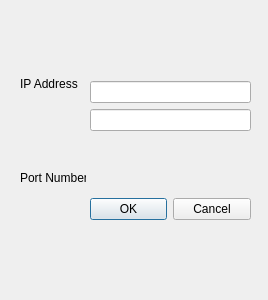
Old version of the form receiver_options.ui in the repository dshin21/TCP_UDP_Analyzer.
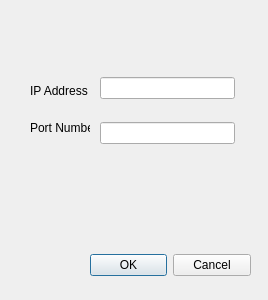
New version of the form.

What changed in the file:
```diff
--- a/receiver_options.ui
+++ b/receiver_options.ui
@@ -17,22 +17,12 @@
    <property name="geometry">
     <rect>
      <x>90</x>
-     <y>20</y>
+     <y>250</y>
      <width>161</width>
-     <height>261</height>
+     <height>31</height>
     </rect>
    </property>
    <layout class="QVBoxLayout" name="verticalLayout_2">
-    <item>
-     <layout class="QVBoxLayout" name="verticalLayout">
-      <item>
-       <widget class="QLineEdit" name="lineEdit_ip"/>
-      </item>
-      <item>
-       <widget class="QLineEdit" name="lineEdit_port_number"/>
-      </item>
-     </layout>
-    </item>
     <item>
      <widget class="QDialogButtonBox" name="buttonBox">
       <property name="orientation">
@@ -45,29 +35,47 @@
     </item>
    </layout>
   </widget>
-  <widget class="QWidget" name="layoutWidget">
+  <widget class="QLabel" name="label_ip">
    <property name="geometry">
     <rect>
-     <x>20</x>
-     <y>40</y>
-     <width>66</width>
-     <height>181</height>
+     <x>30</x>
+     <y>80</y>
+     <width>60</width>
+     <height>21</height>
     </rect>
    </property>
-   <layout class="QVBoxLayout" name="verticalLayout_3">
+   <property name="text">
+    <string>IP Address</string>
+   </property>
+  </widget>
+  <widget class="QLabel" name="label_port_number">
+   <property name="geometry">
+    <rect>
+     <x>30</x>
+     <y>120</y>
+     <width>60</width>
+     <height>16</height>
+    </rect>
+   </property>
+   <property name="text">
+    <string>Port Number</string>
+   </property>
+  </widget>
+  <widget class="QWidget" name="">
+   <property name="geometry">
+    <rect>
+     <x>100</x>
+     <y>60</y>
+     <width>135</width>
+     <height>101</height>
+    </rect>
+   </property>
+   <layout class="QVBoxLayout" name="verticalLayout">
     <item>
-     <widget class="QLabel" name="label_ip">
-      <property name="text">
-       <string>IP Address</string>
-      </property>
-     </widget>
+     <widget class="QLineEdit" name="lineEdit_ip"/>
     </item>
     <item>
-     <widget class="QLabel" name="label_port_number">
-      <property name="text">
-       <string>Port Number</string>
-      </property>
-     </widget>
+     <widget class="QLineEdit" name="lineEdit_port_number"/>
     </item>
    </layout>
   </widget>
```
